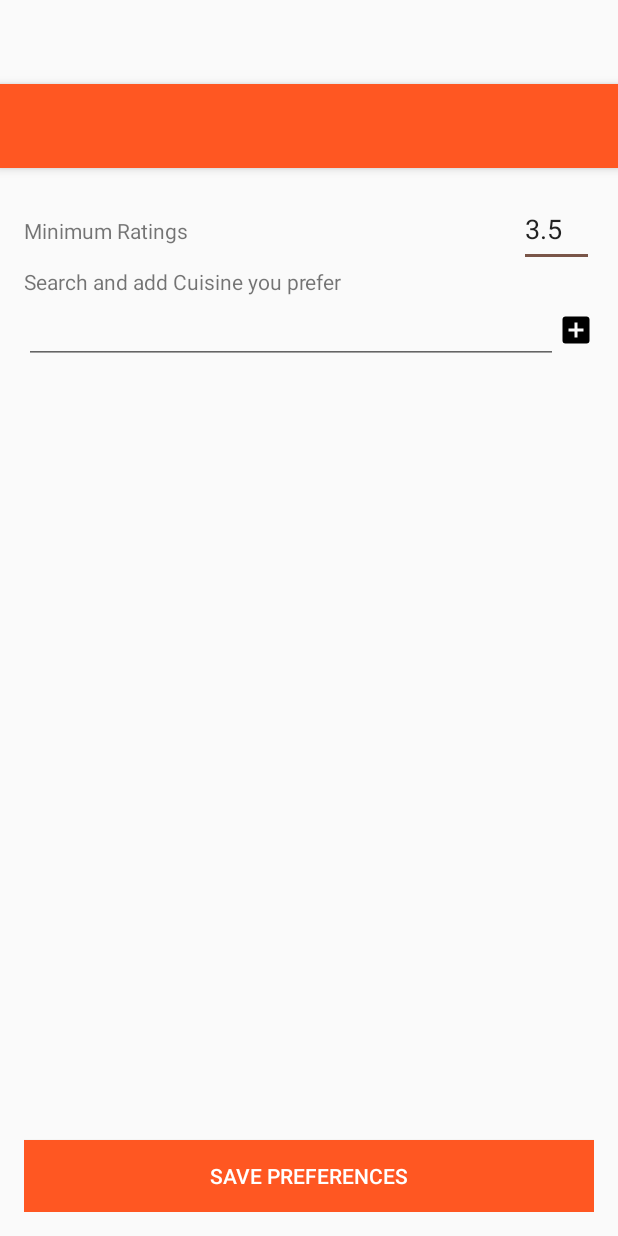
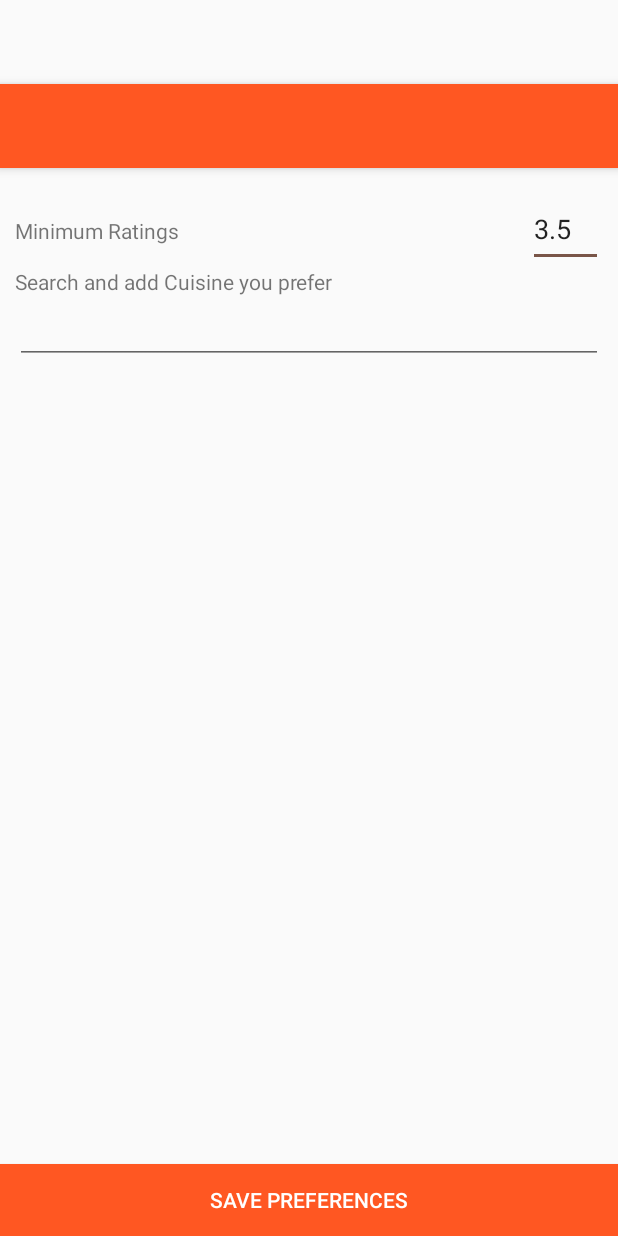
Before and after one commit to santbob/Capstone-Project, an Android app: the layout activity_preferences.xml on its own in the app's theme, with its tools: preview values and no code run, on a phone screen of 412 x 824 dp. Run offline under Robolectric (Android 15) with nearby library versions, the phone set to English and light mode, and no system bars.

Commit message:
moving the tag code to xml

```diff
--- a/LetMeEat/app/build.gradle
+++ b/LetMeEat/app/build.gradle
@@ -27,6 +27,7 @@ dependencies {
     compile 'com.android.support:appcompat-v7:25.0.0'
     compile 'com.android.support:support-v4:25.0.0'
     compile 'com.android.support:design:25.0.0'
+    compile 'com.google.android:flexbox:0.2.3'
 
     compile 'com.facebook.android:facebook-android-sdk:4.16.1'
 
--- a/LetMeEat/app/src/main/java/com/letmeeat/letmeeat/PreferencesActivity.java
+++ b/LetMeEat/app/src/main/java/com/letmeeat/letmeeat/PreferencesActivity.java
@@ -65,6 +65,7 @@ public class PreferencesActivity extends AppCompatActivity implements TagView.Ta
             }
         });
         autoCompleteTextView.setAdapter(adapter);
+        autoCompleteTextView.setThreshold(0);
 
         selectedCuisinesLayout = (LinearLayout) findViewById(R.id.selected_cuisines);
 
--- a/LetMeEat/app/src/main/res/layout/activity_preferences.xml
+++ b/LetMeEat/app/src/main/res/layout/activity_preferences.xml
@@ -21,12 +21,10 @@
 
     </android.support.design.widget.AppBarLayout>
 
-    <RelativeLayout
+    <LinearLayout
         android:layout_width="match_parent"
         android:layout_height="match_parent"
-        android:paddingBottom="@dimen/activity_vertical_margin"
-        android:paddingLeft="@dimen/activity_horizontal_margin"
-        android:paddingRight="@dimen/activity_horizontal_margin"
+        android:orientation="vertical"
         android:paddingTop="@dimen/activity_vertical_margin"
         app:layout_behavior="@string/appbar_scrolling_view_behavior">
 
@@ -34,7 +32,9 @@
             android:id="@+id/min_rating_section"
             android:layout_width="match_parent"
             android:layout_height="wrap_content"
-            android:orientation="horizontal">
+            android:orientation="horizontal"
+            android:paddingEnd="@dimen/medium_pad"
+            android:paddingStart="@dimen/medium_pad">
 
             <TextView
                 android:layout_width="0dp"
@@ -54,9 +54,11 @@
         <LinearLayout
             android:id="@+id/cuisine_section"
             android:layout_width="match_parent"
-            android:layout_height="wrap_content"
-            android:layout_below="@id/min_rating_section"
-            android:orientation="vertical">
+            android:layout_height="0dp"
+            android:layout_weight="1"
+            android:orientation="vertical"
+            android:paddingEnd="@dimen/medium_pad"
+            android:paddingStart="@dimen/medium_pad">
 
             <TextView
                 android:layout_width="match_parent"
@@ -64,24 +66,11 @@
                 android:labelFor="@+id/pref_cuisine_lookup"
                 android:text="@string/lookup_cuisine" />
 
-            <LinearLayout
+            <AutoCompleteTextView
+                android:id="@+id/pref_cuisine_lookup"
                 android:layout_width="match_parent"
                 android:layout_height="wrap_content"
-                android:orientation="horizontal">
-
-                <AutoCompleteTextView
-                    android:id="@+id/pref_cuisine_lookup"
-                    android:layout_width="0dp"
-                    android:layout_height="wrap_content"
-                    android:layout_weight="1" />
-
-                <ImageView
-                    android:id="@+id/pref_add_cuisine"
-                    android:layout_width="wrap_content"
-                    android:layout_height="match_parent"
-                    android:contentDescription="@string/plus_icon"
-                    android:src="@drawable/plus_box" />
-            </LinearLayout>
+                android:maxLines="1" />
 
             <LinearLayout
                 android:id="@+id/selected_cuisines"
@@ -96,10 +85,9 @@
             android:id="@+id/pref_save"
             android:layout_width="match_parent"
             android:layout_height="wrap_content"
-            android:layout_alignParentBottom="true"
             android:background="@color/colorPrimary"
             android:text="@string/save_preferences"
             android:textColor="@color/white" />
-    </RelativeLayout>
+    </LinearLayout>
 
 </android.support.design.widget.CoordinatorLayout>
--- a/LetMeEat/app/src/main/res/values/dimens.xml
+++ b/LetMeEat/app/src/main/res/values/dimens.xml
@@ -6,6 +6,8 @@
     <dimen name="activity_horizontal_margin">16dp</dimen>
     <dimen name="activity_vertical_margin">16dp</dimen>
     <dimen name="fab_margin">16dp</dimen>
-    <dimen name="corner_radius">7dp</dimen>
+    <dimen name="corner_radius">4dp</dimen>
     <dimen name="small_pad">5dp</dimen>
+    <dimen name="medium_pad">10dp</dimen>
+    <dimen name="large_pad">16dp</dimen>
 </resources>
```
Also changed, not shown: LetMeEat/app/src/main/java/com/letmeeat/letmeeat/views/TagView.java (+19 -22 lines), LetMeEat/app/src/main/res/layout/layout_tag.xml (added, +25 -0 lines).
